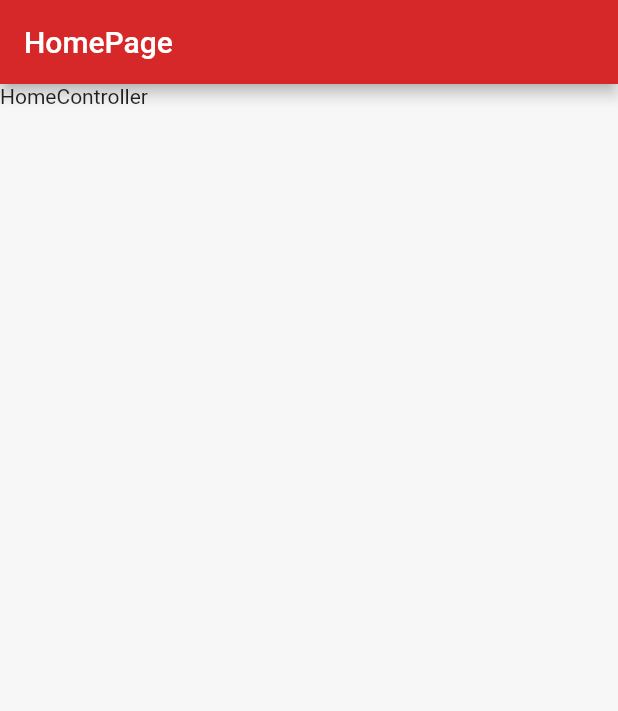
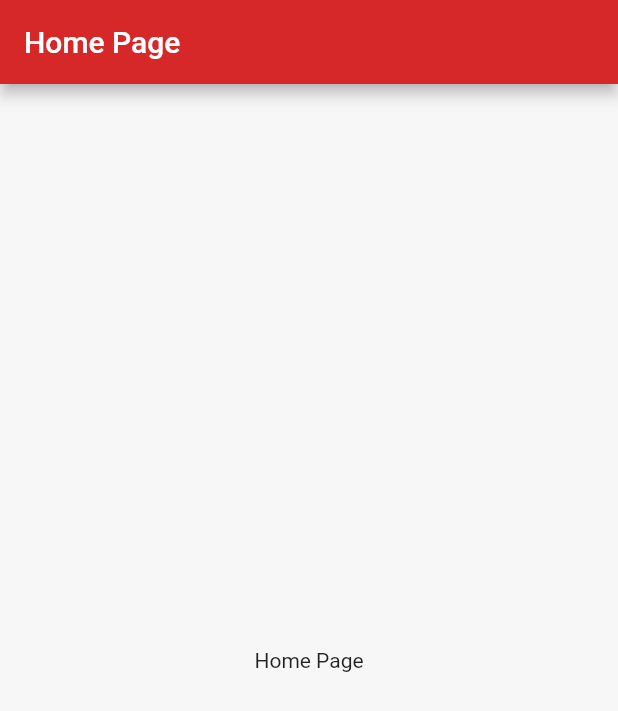
Before and after one commit to EdFilho/flutter-base-code-getX, a Flutter app: the screen it shows after launch, on a phone screen of 412 x 824 dp. Shown: the top 711 px of the screen. Run offline on Flutter 3.47's test engine with Material 2 defaults, Android fonts, the light colour scheme and no system bars; our stand-ins replace flare_flutter, flutter_keyboard_visibility, flutter_screenutil, get, google_fonts, package_info.

Commit message:
feat: first build

```diff
--- a/lib/app/ui/pages/home/home_page.dart
+++ b/lib/app/ui/pages/home/home_page.dart
@@ -8,10 +8,12 @@ class HomePage extends GetView<HomeController> {
   Widget build(BuildContext context) {
     return Scaffold(
       appBar: AppBar(
-        title: Text('HomePage'),
+        title: Text('Home Page'),
       ),
       body: SafeArea(
-        child: Text('HomeController'),
+        child: Center(
+          child: Text('Home Page'),
+        ),
       ),
     );
   }
```
Also changed, not shown: 2 other files.
